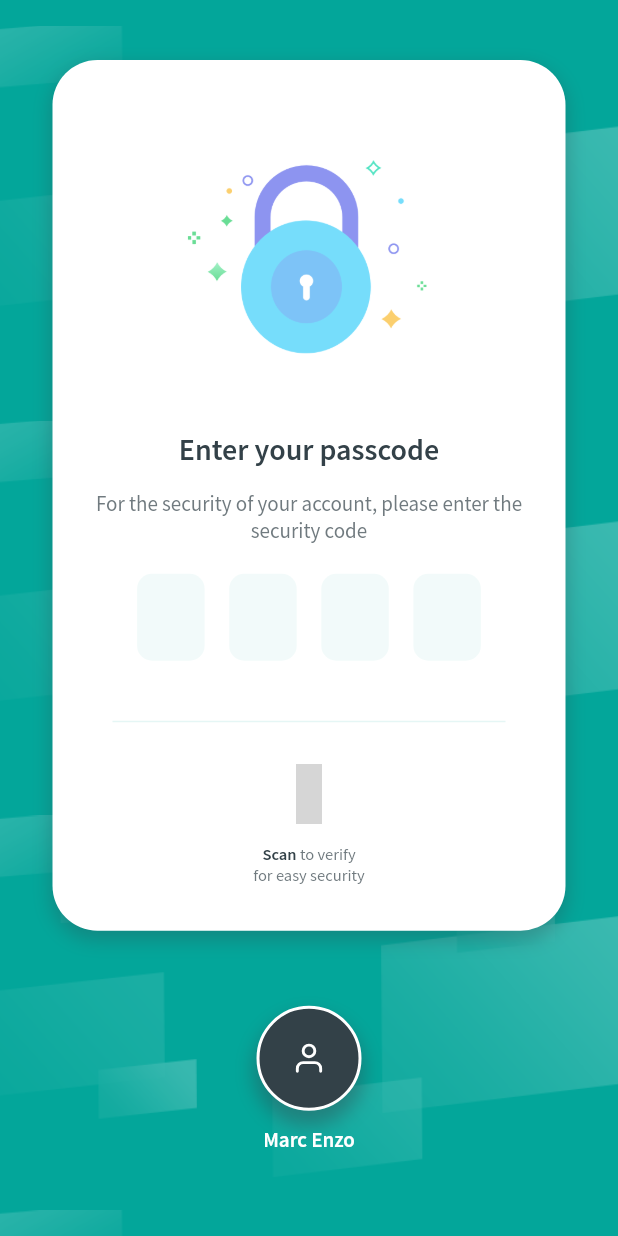
After one commit to enzomarc/knox, a Flutter app: the screen it shows after launch, in the side drawer, after a tap on "Lock the app", on a phone screen of 412 x 824 dp. The commit adds this screen. Run offline on Flutter 3.47's test engine with Material 2 defaults, Android fonts, the phone set to English and light mode, and no system bars; our stand-ins replace dio, flutter_dotenv, flutter_icons, image_picker, shared_preferences, sliding_up_panel; grey boxes are pictures that could not be loaded.

Commit message:
screen(auth): add unlock screen
added the unlock app screen.

```diff
--- a/lib/core/routes.dart
+++ b/lib/core/routes.dart
@@ -1,6 +1,8 @@
 import 'package:flutter/material.dart';
+import 'package:knox/screens/auth/unlock.dart';
 import 'package:knox/screens/dashboard.dart';
 
 final Map<String, Widget Function(BuildContext)> routes = {
   "/": (context) => DashboardScreen(),
+  "/unlock": (context) => UnlockScreen(),
 };
--- /dev/null
+++ b/lib/screens/auth/unlock.dart
@@ -0,0 +1,143 @@
+import 'package:flutter/material.dart';
+import 'package:flutter_icons/flutter_icons.dart';
+import 'package:knox/widgets/avatar.dart';
+import 'package:knox/widgets/passcode_widget.dart';
+
+class UnlockScreen extends StatefulWidget {
+  @override
+  _UnlockScreenState createState() => _UnlockScreenState();
+}
+
+class _UnlockScreenState extends State<UnlockScreen> {
+  String _code;
+
+  @override
+  Widget build(BuildContext context) {
+    Size screenSize = MediaQuery.of(context).size;
+
+    return Scaffold(
+      backgroundColor: Color(0xFF03A69A),
+      body: SafeArea(
+        child: Container(
+          height: screenSize.height,
+          width: screenSize.width,
+          padding: EdgeInsets.only(top: 40.0),
+          decoration: BoxDecoration(
+            image: DecorationImage(
+              image: AssetImage('assets/images/dashboard_bg.png'),
+              fit: BoxFit.contain,
+              repeat: ImageRepeat.repeatY,
+            ),
+          ),
+          child: SingleChildScrollView(
+            child: Column(
+              children: <Widget>[
+                Container(
+                  width: screenSize.width - 70.0,
+                  padding: EdgeInsets.all(20.0),
+                  decoration: BoxDecoration(
+                    color: Colors.white,
+                    borderRadius: BorderRadius.circular(30.0),
+                    boxShadow: [
+                      BoxShadow(
+                        color: Color(0xFF334148).withOpacity(0.3),
+                        spreadRadius: 1.0,
+                        blurRadius: 10.0,
+                        offset: Offset(0, 5),
+                      ),
+                    ],
+                  ),
+                  child: Column(
+                    children: <Widget>[
+                      Image.asset('assets/images/locker_icon.png'),
+                      Text(
+                        'Enter your passcode',
+                        style: TextStyle(
+                          color: Color(0xFF334148),
+                          fontFamily: 'Source SemiBold',
+                          fontSize: 20.0,
+                        ),
+                      ),
+                      SizedBox(height: 15.0),
+                      Text(
+                        'For the security of your account, please enter the security code',
+                        textAlign: TextAlign.center,
+                        style: TextStyle(
+                          color: Color(0xFF334148).withOpacity(0.7),
+                          fontFamily: 'Source',
+                          fontSize: 14.0,
+                        ),
+                      ),
+                      SizedBox(height: 20.0),
+                      SizedBox(
+                        width: screenSize.width - 150.0,
+                        child: PasscodeWidget(
+                          onChanged: (code) => setState(() {
+                            _code = code;
+                          }),
+                        ),
+                      ),
+                      SizedBox(height: 40.0),
+                      Padding(
+                        padding: const EdgeInsets.symmetric(horizontal: 20.0),
+                        child: Container(
+                          height: 1.0,
+                          width: double.infinity,
+                          color: Color(0xFF03A69A).withOpacity(0.1),
+                        ),
+                      ),
+                      SizedBox(height: 20.0),
+                      IconButton(
+                        icon: Icon(FlutterIcons.fingerprint_mco),
+                        color: Color(0xFF334148).withOpacity(0.7),
+                        iconSize: 40.0,
+                        onPressed: () {},
+                      ),
+                      SizedBox(height: 5.0),
+                      RichText(
+                        textAlign: TextAlign.center,
+                        text: TextSpan(
+                          text: 'Scan ',
+                          style: TextStyle(
+                            color: Color(0xFF334148),
+                            fontFamily: 'Source SemiBold',
+                            fontSize: 11.0,
+                          ),
+                          children: [
+                            TextSpan(
+                              text: 'to verify\nfor easy security',
+                              style: TextStyle(
+                                fontFamily: 'Source',
+                                color: Color(0xFF334148).withOpacity(0.7),
+                              ),
+                            ),
+                          ],
+                        ),
+                      ),
+                      SizedBox(height: 10.0),
+                    ],
+                  ),
+                ),
+                SizedBox(height: 50.0),
+                Center(
+                  child: AvatarWidget(
+                    height: 70.0,
+                    width: 70.0,
+                  ),
+                ),
+                SizedBox(height: 10.0),
+                Text(
+                  'Marc Enzo',
+                  style: TextStyle(
+                    color: Colors.white,
+                    fontFamily: 'Source SemiBold',
+                  ),
+                ),
+              ],
+            ),
+          ),
+        ),
+      ),
+    );
+  }
+}
--- a/lib/screens/dashboard.dart
+++ b/lib/screens/dashboard.dart
@@ -9,7 +9,7 @@ import 'package:knox/widgets/add_category_modal.dart';
 import 'package:knox/widgets/add_account_modal.dart';
 import 'package:knox/widgets/avatar.dart';
 import 'package:knox/widgets/category.dart';
-import 'package:knox/widgets/menu_button.dart';
+import 'package:knox/widgets/menu_widget.dart';
 import 'package:knox/widgets/password.dart';
 import 'package:provider/provider.dart';
 import 'package:sliding_up_panel/sliding_up_panel.dart';
@@ -94,74 +94,7 @@ class _DashboardScreenState extends State<DashboardScreen> {
         ),
       ),
       drawerScrimColor: Color(0xFF03A69A).withOpacity(0.5),
-      drawer: Padding(
-        padding: EdgeInsets.fromLTRB(20.0, 50.0, 0.0, 20.0),
-        child: Container(
-          width: 300.0,
-          padding: EdgeInsets.symmetric(vertical: 20.0, horizontal: 25.0),
-          decoration: BoxDecoration(
-            color: Colors.white,
-            borderRadius: BorderRadius.circular(10.0),
-          ),
-          child: Column(
-            children: <Widget>[
-              Container(
-                padding: EdgeInsets.all(10.0),
-                decoration: BoxDecoration(
-                  borderRadius: BorderRadius.circular(10.0),
-                  border: Border.all(
-                    color: Color(0xFF03A69A).withOpacity(0.1),
-                  ),
-                ),
-                child: Row(
-                  children: <Widget>[
-                    AvatarWidget(height: 40.0, width: 40.0),
-                    SizedBox(width: 10.0),
-                    Column(
-                      crossAxisAlignment: CrossAxisAlignment.start,
-                      children: <Widget>[
-                        Text(
-                          'Marc Enzo',
-                          style: TextStyle(
-                            color: Color(0xFF334148),
-                            fontFamily: 'Source SemiBold',
-                            fontSize: 13.0,
-                          ),
-                        ),
-                        SizedBox(height: 3.0),
-                        Text(
-                          'emarc237@gmail.com',
-                          style: TextStyle(
-                            color: Color(0xFF334148).withOpacity(0.5),
-                            fontFamily: 'Source',
-                            fontSize: 11.0,
-                          ),
-                        ),
-                      ],
-                    ),
-                  ],
-                ),
-              ),
-              SizedBox(height: 40.0),
-              Expanded(
-                child: ListView(
-                  children: <Widget>[
-                    MenuButton(label: 'Home'),
-                    MenuButton(label: 'Donate', icon: FlutterIcons.attach_money_mdi),
-                    MenuButton(label: 'Rate the app', icon: FlutterIcons.earth_mco),
-                    MenuButton(label: 'Import/Export', icon: FlutterIcons.import_export_mdi),
-                    MenuButton(label: 'Night Mode', icon: FlutterIcons.weather_night_mco, selected: true),
-                    MenuButton(label: 'Lock the app', icon: FlutterIcons.lock_fea),
-                    MenuButton(label: 'Settings', icon: FlutterIcons.settings_fea),
-                  ],
-                ),
-              ),
-              SizedBox(height: 40.0),
-              MenuButton(label: 'Sign Out', icon: FlutterIcons.log_out_fea),
-            ],
-          ),
-        ),
-      ),
+      drawer: MenuWidget(),
       body: SafeArea(
         bottom: false,
         child: Stack(
--- a/lib/widgets/avatar.dart
+++ b/lib/widgets/avatar.dart
@@ -1,11 +1,12 @@
 import 'package:flutter/material.dart';
+import 'package:flutter_icons/flutter_icons.dart';
 
 class AvatarWidget extends StatelessWidget {
   const AvatarWidget({
     Key key,
     this.avatar,
-    this.height,
-    this.width,
+    this.height = 50.0,
+    this.width = 50.0,
   }) : super(key: key);
 
   final ImageProvider avatar;
@@ -15,8 +16,9 @@ class AvatarWidget extends StatelessWidget {
   @override
   Widget build(BuildContext context) {
     return Container(
-      width: width ?? 50.0,
-      height: height ?? 50.0,
+      width: width,
+      height: height,
+      alignment: Alignment.center,
       decoration: BoxDecoration(
         border: Border.all(color: Colors.white, width: 2.0),
         borderRadius: BorderRadius.circular(500.0),
@@ -31,6 +33,12 @@ class AvatarWidget extends StatelessWidget {
           ),
         ],
       ),
+      child: avatar == null
+          ? Icon(
+              FlutterIcons.user_fea,
+              size: height / 3.0,
+            )
+          : null,
     );
   }
 }
--- /dev/null
+++ b/lib/widgets/menu_widget.dart
@@ -0,0 +1,86 @@
+import 'package:flutter/material.dart';
+import 'package:flutter_icons/flutter_icons.dart';
+import 'avatar.dart';
+import 'menu_button.dart';
+
+class MenuWidget extends StatelessWidget {
+  const MenuWidget({
+    Key key,
+  }) : super(key: key);
+
+  @override
+  Widget build(BuildContext context) {
+    return Padding(
+      padding: EdgeInsets.fromLTRB(20.0, 50.0, 0.0, 20.0),
+      child: Container(
+        width: 300.0,
+        padding: EdgeInsets.symmetric(vertical: 20.0, horizontal: 25.0),
+        decoration: BoxDecoration(
+          color: Colors.white,
+          borderRadius: BorderRadius.circular(10.0),
+        ),
+        child: Column(
+          children: <Widget>[
+            Container(
+              padding: EdgeInsets.all(10.0),
+              decoration: BoxDecoration(
+                borderRadius: BorderRadius.circular(10.0),
+                border: Border.all(
+                  color: Color(0xFF03A69A).withOpacity(0.1),
+                ),
+              ),
+              child: Row(
+                children: <Widget>[
+                  AvatarWidget(height: 40.0, width: 40.0),
+                  SizedBox(width: 10.0),
+                  Column(
+                    crossAxisAlignment: CrossAxisAlignment.start,
+                    children: <Widget>[
+                      Text(
+                        'Marc Enzo',
+                        style: TextStyle(
+                          color: Color(0xFF334148),
+                          fontFamily: 'Source SemiBold',
+                          fontSize: 13.0,
+                        ),
+                      ),
+                      SizedBox(height: 3.0),
+                      Text(
+                        'emarc237@gmail.com',
+                        style: TextStyle(
+                          color: Color(0xFF334148).withOpacity(0.5),
+                          fontFamily: 'Source',
+                          fontSize: 11.0,
+                        ),
+                      ),
+                    ],
+                  ),
+                ],
+              ),
+            ),
+            SizedBox(height: 40.0),
+            Expanded(
+              child: ListView(
+                children: <Widget>[
+                  MenuButton(label: 'Home'),
+                  MenuButton(label: 'Donate', icon: FlutterIcons.attach_money_mdi),
+                  MenuButton(label: 'Rate the app', icon: FlutterIcons.earth_mco),
+                  MenuButton(label: 'Import/Export', icon: FlutterIcons.import_export_mdi),
+                  MenuButton(label: 'Night Mode', icon: FlutterIcons.weather_night_mco, selected: true),
+                  MenuButton(
+                    label: 'Lock the app',
+                    icon: FlutterIcons.lock_fea,
+                    onTap: () => Navigator.pushNamed(context, '/unlock'),
+                  ),
+                  MenuButton(label: 'Settings', icon: FlutterIcons.settings_fea),
+                ],
+              ),
+            ),
+            SizedBox(height: 40.0),
+            MenuButton(label: 'Sign Out', icon: FlutterIcons.log_out_fea),
+          ],
+        ),
+      ),
+    );
+  }
+}
--- /dev/null
+++ b/lib/widgets/passcode_widget.dart
@@ -0,0 +1,146 @@
+import 'package:flutter/material.dart';
+import 'package:flutter/services.dart';
+
+class PasscodeWidget extends StatefulWidget {
+  const PasscodeWidget({
+    Key key,
+    this.onChanged,
+  }) : super(key: key);
+
+  final Function(String code) onChanged;
+
+  @override
+  _PasscodeWidgetState createState() => _PasscodeWidgetState();
+}
+
+class _PasscodeWidgetState extends State<PasscodeWidget> {
+  List<String> parts = ['', '', '', ''];
+  String code = '';
+  FocusNode focusNode1 = FocusNode();
+  FocusNode focusNode2 = FocusNode();
+  FocusNode focusNode3 = FocusNode();
+  FocusNode focusNode4 = FocusNode();
+
+  @override
+  Widget build(BuildContext context) {
+    return Row(
+      mainAxisSize: MainAxisSize.max,
+      mainAxisAlignment: MainAxisAlignment.spaceEvenly,
+      children: <Widget>[
+        CodeWidget(
+          node: focusNode1,
+          onChanged: (String value) {
+            if (value.isNotEmpty) {
+              setState(() {
+                parts[0] = value;
+              });
+
+              focusNode2.requestFocus();
+            }
+          },
+        ),
+        CodeWidget(
+          node: focusNode2,
+          onChanged: (String value) {
+            if (value.isNotEmpty) {
+              setState(() {
+                parts[1] = value;
+              });
+
+              focusNode3.requestFocus();
+            } else {
+              focusNode1.requestFocus();
+            }
+          },
+        ),
+        CodeWidget(
+          node: focusNode3,
+          onChanged: (String value) {
+            if (value.isNotEmpty) {
+              setState(() {
+                parts[2] = value;
+              });
+
+              focusNode4.requestFocus();
+            } else {
+              focusNode2.requestFocus();
+            }
+          },
+        ),
+        CodeWidget(
+          node: focusNode4,
+          onChanged: (String value) {
+            if (value.isNotEmpty) {
+              setState(() {
+                parts[3] = value;
+                code = parts.join();
+              });
+
+              widget.onChanged(parts.join());
+            } else {
+              focusNode3.requestFocus();
+            }
+          },
+        ),
+      ],
+    );
+  }
+}
+
+class CodeWidget extends StatelessWidget {
+  const CodeWidget({
+    Key key,
+    this.onChanged,
+    this.node,
+  }) : super(key: key);
+
+  final Function(String value) onChanged;
+  final FocusNode node;
+
+  @override
+  Widget build(BuildContext context) {
+    return SizedBox(
+      width: 45.0,
+      child: TextFormField(
+        focusNode: node,
+        onChanged: onChanged,
+        keyboardType: TextInputType.number,
+        textAlign: TextAlign.center,
+        inputFormatters: [LengthLimitingTextInputFormatter(1)],
+        style: TextStyle(
+          color: Color(0xFF334148).withOpacity(0.8),
+          fontFamily: 'Source Bold',
+          fontSize: 14.0,
+        ),
+        decoration: InputDecoration(
+          isDense: true,
+          contentPadding: EdgeInsets.symmetric(horizontal: 0.0, vertical: 20.0),
+          filled: true,
+          fillColor: Color(0xFF03A69A).withOpacity(0.050),
+          floatingLabelBehavior: FloatingLabelBehavior.never,
+          focusedBorder: OutlineInputBorder(
+            borderRadius: BorderRadius.circular(10.0),
+            borderSide: BorderSide(
+              width: 1.5,
+              color: Color(0xFF03CCA7).withOpacity(0.7),
+            ),
+          ),
+          enabledBorder: OutlineInputBorder(
+            borderRadius: BorderRadius.circular(10.0),
+            borderSide: BorderSide(
+              width: 1.5,
+              color: Colors.transparent,
+            ),
+          ),
+          disabledBorder: OutlineInputBorder(
+            borderRadius: BorderRadius.circular(10.0),
+            borderSide: BorderSide(
+              width: 1.5,
+              color: Colors.transparent,
+            ),
+          ),
+        ),
+      ),
+    );
+  }
+}
```
Also changed, not shown: assets/images/locker_icon.png (added).
